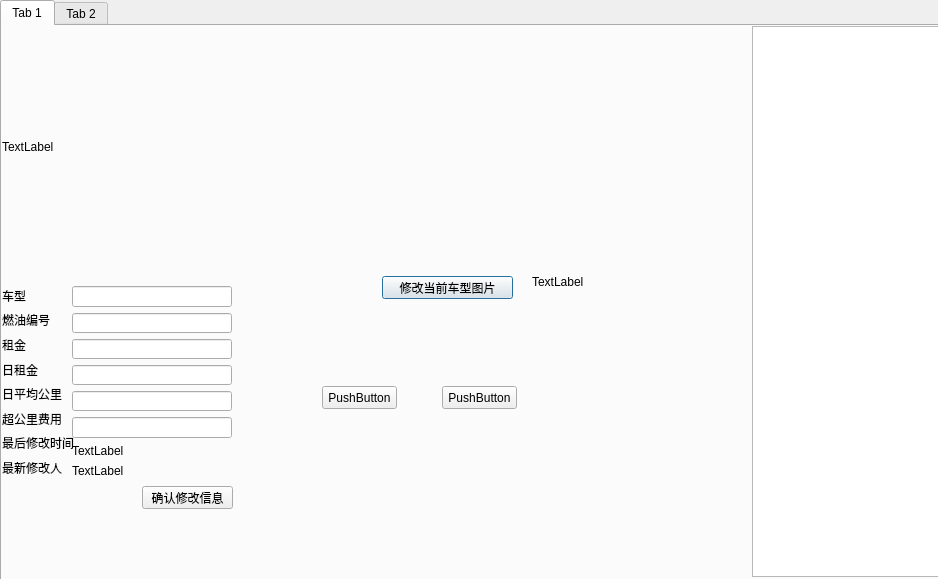
TommyLee96/car-rent, file admin.ui: the form before one commit.
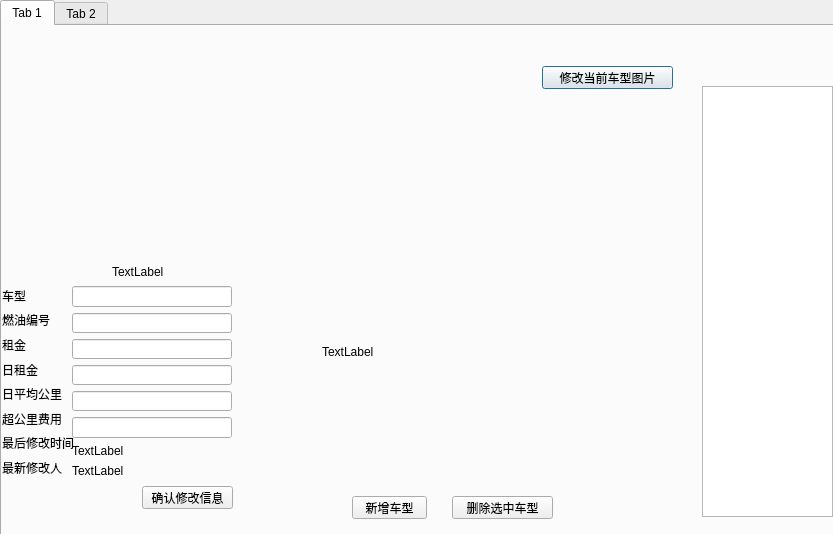
The form after the commit.

Diff of the .ui file:
```diff
--- a/admin.ui
+++ b/admin.ui
@@ -6,8 +6,8 @@
    <rect>
     <x>0</x>
     <y>0</y>
-    <width>938</width>
-    <height>579</height>
+    <width>833</width>
+    <height>534</height>
    </rect>
   </property>
   <property name="windowTitle">
@@ -18,8 +18,8 @@
     <rect>
      <x>0</x>
      <y>0</y>
-     <width>961</width>
-     <height>581</height>
+     <width>841</width>
+     <height>551</height>
     </rect>
    </property>
    <property name="currentIndex">
@@ -32,18 +32,18 @@
     <widget class="QTableView" name="tableView_2">
      <property name="geometry">
       <rect>
-       <x>750</x>
-       <y>0</y>
-       <width>191</width>
-       <height>551</height>
+       <x>700</x>
+       <y>60</y>
+       <width>131</width>
+       <height>431</height>
       </rect>
      </property>
     </widget>
     <widget class="QLabel" name="label">
      <property name="geometry">
       <rect>
-       <x>530</x>
-       <y>250</y>
+       <x>320</x>
+       <y>320</y>
        <width>54</width>
        <height>12</height>
       </rect>
@@ -167,10 +167,10 @@
     <widget class="QLabel" name="label_2">
      <property name="geometry">
       <rect>
-       <x>0</x>
-       <y>0</y>
-       <width>441</width>
-       <height>241</height>
+       <x>110</x>
+       <y>70</y>
+       <width>541</width>
+       <height>351</height>
       </rect>
      </property>
      <property name="text">
@@ -180,8 +180,8 @@
     <widget class="QPushButton" name="pushButton">
      <property name="geometry">
       <rect>
-       <x>380</x>
-       <y>250</y>
+       <x>540</x>
+       <y>40</y>
        <width>131</width>
        <height>23</height>
       </rect>
@@ -206,27 +206,27 @@
     <widget class="QPushButton" name="pushButton_3">
      <property name="geometry">
       <rect>
-       <x>320</x>
-       <y>360</y>
+       <x>350</x>
+       <y>470</y>
        <width>75</width>
        <height>23</height>
       </rect>
      </property>
      <property name="text">
-      <string>PushButton</string>
+      <string>新增车型</string>
      </property>
     </widget>
     <widget class="QPushButton" name="pushButton_4">
      <property name="geometry">
       <rect>
-       <x>440</x>
-       <y>360</y>
-       <width>75</width>
+       <x>450</x>
+       <y>470</y>
+       <width>101</width>
        <height>23</height>
       </rect>
      </property>
      <property name="text">
-      <string>PushButton</string>
+      <string>删除选中车型</string>
      </property>
     </widget>
    </widget>
```
Left out of the diff: 19 changed lines with no effect on the pictures.
